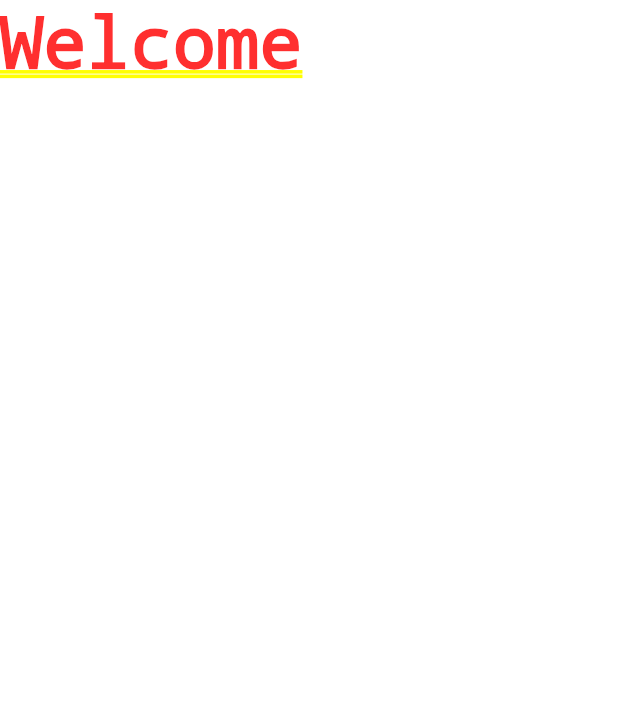
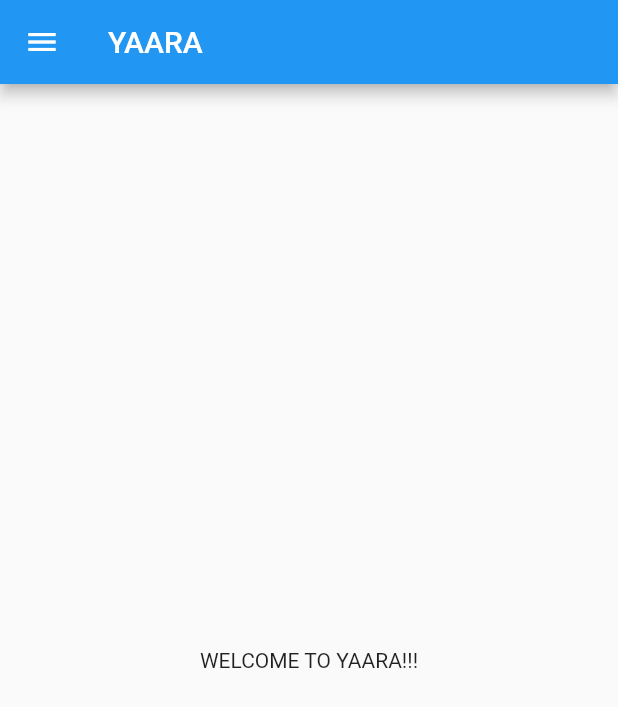
Before and after one commit to SachinNaik10/30daysofflutter, a Flutter app: the screen it shows after launch, on a phone screen of 412 x 824 dp. Shown: the top 707 px of the screen. Run offline on Flutter 3.47's test engine with Material 2 defaults, Android fonts, the phone set to English and light mode, and no system bars.

Commit message:
Day 2 completed

```diff
--- /dev/null
+++ b/lib/home_page.dart
@@ -0,0 +1,19 @@
+import "package:flutter/material.dart";
+
+class Homepage extends StatelessWidget {
+  int days = 30;
+  String name = "Codepur";
+
+  @override
+  Widget build(BuildContext context) {
+    return Scaffold(
+      appBar: AppBar(
+        title: Text("YAARA"),
+      ),
+      body: Center(
+        child: Text("WELCOME TO YAARA!!!"),
+      ),
+      drawer: Drawer(),
+    );
+  }
+}
--- a/lib/main.dart
+++ b/lib/main.dart
@@ -1,16 +1,17 @@
 import 'package:flutter/material.dart';
+import 'package:flutter_application_1/home_page.dart';
 
 void main() {
-  runApp(const MyApp());
+  runApp(MyApp());
 }
 
 class MyApp extends StatelessWidget {
-  const MyApp({super.key});
-
   @override
   Widget build(BuildContext context) {
-    return const MaterialApp(
-      home: Text("Welcome"),
+
+
+    return  MaterialApp(
+      home: Homepage(),
     );
   }
 }
```
Also changed, not shown: 1 other file.
